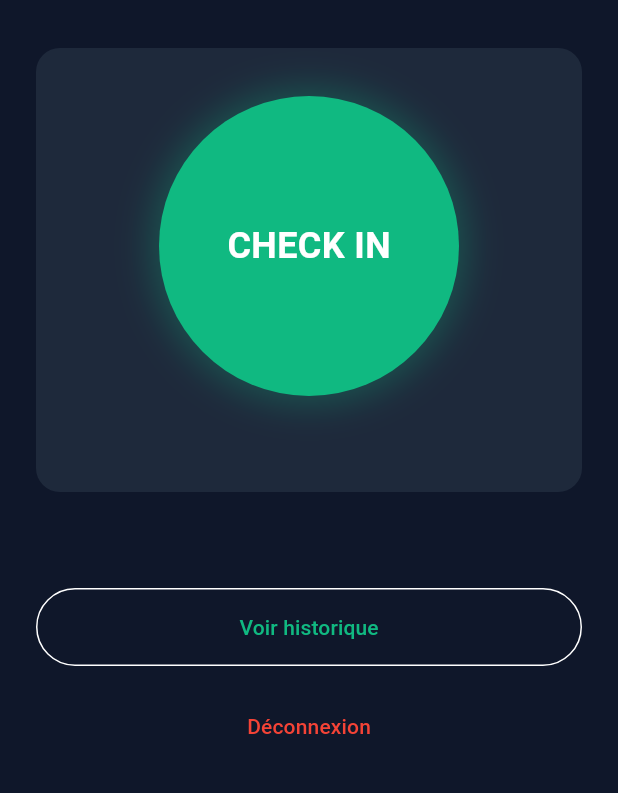
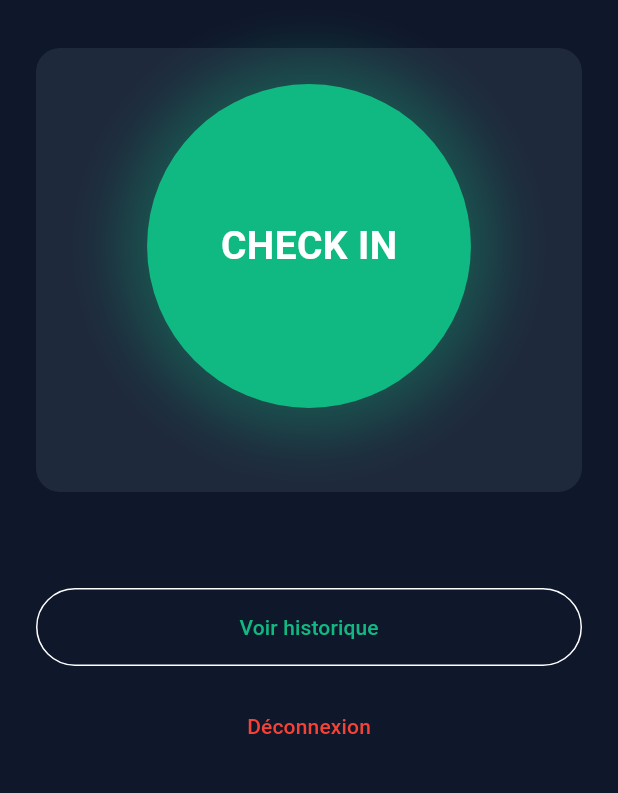
Before and after one commit to kitokoh/gestionemployerBackend, a Flutter app: the AttendanceScreen screen opened by its route, on a phone screen of 412 x 824 dp, the part 183-976 px from its top. Run offline on Flutter 3.47's test engine with Material 3 defaults, Android fonts, the phone set to English and light mode, and no system bars; our stand-ins replace dio, flutter_riverpod, flutter_secure_storage, go_router, hive_flutter, shimmer; accounts and stored records are empty; network calls fail.

Commit message:
feat(mobile): UX polish 100% mvp-06 pulse, intl, scroll, 403

```diff
--- a/mobile/lib/core/api/api_client.dart
+++ b/mobile/lib/core/api/api_client.dart
@@ -55,6 +55,9 @@ class ApiClient {
     if (e.response?.statusCode == 404 || e.response?.statusCode == 501) {
       message = "Fonction bientôt disponible";
       code = "NOT_IMPLEMENTED";
+    } else if (e.response?.statusCode == 403) {
+      message = "Compte suspendu — contactez votre employeur";
+      code = "FORBIDDEN";
     } else if (e.response != null && e.response?.data != null) {
       if (e.response?.data is Map) {
         message = e.response?.data['message'] ?? message;
--- /dev/null
+++ b/mobile/lib/core/widgets/pulse_button.dart
@@ -0,0 +1,74 @@
+import 'package:flutter/material.dart';
+
+class PulseButton extends StatefulWidget {
+  final bool isCheckedIn;
+  final bool isLoading;
+  final VoidCallback? onTap;
+
+  const PulseButton({
+    Key? key,
+    required this.isCheckedIn,
+    required this.isLoading,
+    this.onTap,
+  }) : super(key: key);
+
+  @override
+  _PulseButtonState createState() => _PulseButtonState();
+}
+
+class _PulseButtonState extends State<PulseButton> with SingleTickerProviderStateMixin {
+  late AnimationController _controller;
+  late Animation<double> _animation;
+
+  @override
+  void initState() {
+    super.initState();
+    _controller = AnimationController(duration: const Duration(seconds: 2), vsync: this)..repeat(reverse: true);
+    _animation = Tween<double>(begin: 1.0, end: 1.08).animate(CurvedAnimation(parent: _controller, curve: Curves.easeInOut));
+  }
+
+  @override
+  void dispose() {
+    _controller.dispose();
+    super.dispose();
+  }
+
+  @override
+  Widget build(BuildContext context) {
+    return GestureDetector(
+      onTap: widget.isLoading ? null : widget.onTap,
+      child: AnimatedBuilder(
+        animation: _animation,
+        builder: (context, child) {
+          return Transform.scale(
+            scale: widget.isLoading ? 1.0 : _animation.value,
+            child: AnimatedContainer(
+              duration: const Duration(milliseconds: 300),
+              width: 200,
+              height: 200,
+              decoration: BoxDecoration(
+                shape: BoxShape.circle,
+                color: widget.isCheckedIn ? Theme.of(context).colorScheme.error : Theme.of(context).primaryColor,
+                boxShadow: [
+                  BoxShadow(
+                    color: (widget.isCheckedIn ? Theme.of(context).colorScheme.error : Theme.of(context).primaryColor).withOpacity(0.3),
+                    blurRadius: 30,
+                    spreadRadius: widget.isLoading ? 5 : 15 * _animation.value,
+                  )
+                ],
+              ),
+              child: Center(
+                child: widget.isLoading
+                    ? const CircularProgressIndicator(color: Colors.white)
+                    : Text(
+                        widget.isCheckedIn ? 'CHECK OUT' : 'CHECK IN',
+                        style: const TextStyle(fontSize: 24, fontWeight: FontWeight.bold, color: Colors.white),
+                      ),
+              ),
+            ),
+          );
+        },
+      ),
+    );
+  }
+}
--- a/mobile/lib/features/attendance/screens/attendance_screen.dart
+++ b/mobile/lib/features/attendance/screens/attendance_screen.dart
@@ -1,5 +1,7 @@
 import 'package:leopardo_rh/core/widgets/shimmer_loading.dart';
+import 'package:leopardo_rh/core/widgets/pulse_button.dart';
 import 'package:flutter/material.dart';
+import 'package:intl/intl.dart';
 import 'package:flutter_riverpod/flutter_riverpod.dart';
 import 'package:go_router/go_router.dart';
 import 'package:leopardo_rh/features/attendance/providers/attendance_provider.dart';
@@ -104,40 +106,16 @@ class AttendanceScreen extends ConsumerWidget {
       ),
       child: Column(
         children: [
-          GestureDetector(
-            onTap: state.isLoading
-                ? null
-                : () {
+          PulseButton(
+            isCheckedIn: isCheckedIn,
+            isLoading: state.isLoading,
+            onTap: () {
               if (isCheckedIn) {
                 ref.read(attendanceProvider.notifier).checkOut();
               } else {
                 ref.read(attendanceProvider.notifier).checkIn();
               }
             },
-            child: AnimatedContainer(
-              duration: const Duration(milliseconds: 300),
-              width: 200,
-              height: 200,
-              decoration: BoxDecoration(
-                shape: BoxShape.circle,
-                color: isCheckedIn ? Theme.of(context).colorScheme.error : Theme.of(context).primaryColor,
-                boxShadow: [
-                  BoxShadow(
-                    color: (isCheckedIn ? Theme.of(context).colorScheme.error : Theme.of(context).primaryColor).withOpacity(0.3),
-                    blurRadius: 20,
-                    spreadRadius: 5,
-                  )
-                ],
-              ),
-              child: Center(
-                child: state.isLoading
-                    ? const CircularProgressIndicator(color: Colors.white)
-                    : Text(
-                        isCheckedIn ? 'CHECK OUT' : 'CHECK IN',
-                        style: const TextStyle(fontSize: 24, fontWeight: FontWeight.bold, color: Colors.white),
-                      ),
-              ),
-            ),
           ),
           const SizedBox(height: 32),
           if (state.todayLog?.checkIn != null)
@@ -153,6 +131,8 @@ class AttendanceScreen extends ConsumerWidget {
   Widget _buildSummaryCard(BuildContext context, AttendanceState state) {
     if (state.summary == null) return const SizedBox.shrink();
 
+    final currencyFormat = NumberFormat.currency(locale: 'fr_DZ', symbol: state.summary!.currency, decimalDigits: 2);
+
     return Container(
       padding: const EdgeInsets.all(20),
       decoration: BoxDecoration(
@@ -166,7 +146,7 @@ class AttendanceScreen extends ConsumerWidget {
             children: [
               const Text('💰 Gain estimé aujourd\'hui', style: TextStyle(fontSize: 16)),
               const Spacer(),
-              Text('${state.summary!.totalEstimated.toStringAsFixed(0)} ${state.summary!.currency}',
+              Text(currencyFormat.format(state.summary!.totalEstimated),
                   style: TextStyle(fontSize: 20, fontWeight: FontWeight.bold, color: Theme.of(context).primaryColor)),
             ],
           ),
```
Also changed, not shown: mobile/lib/features/attendance/screens/history_screen.dart (+45 -3 lines). Lines whose indentation alone changed are shown as unchanged.
